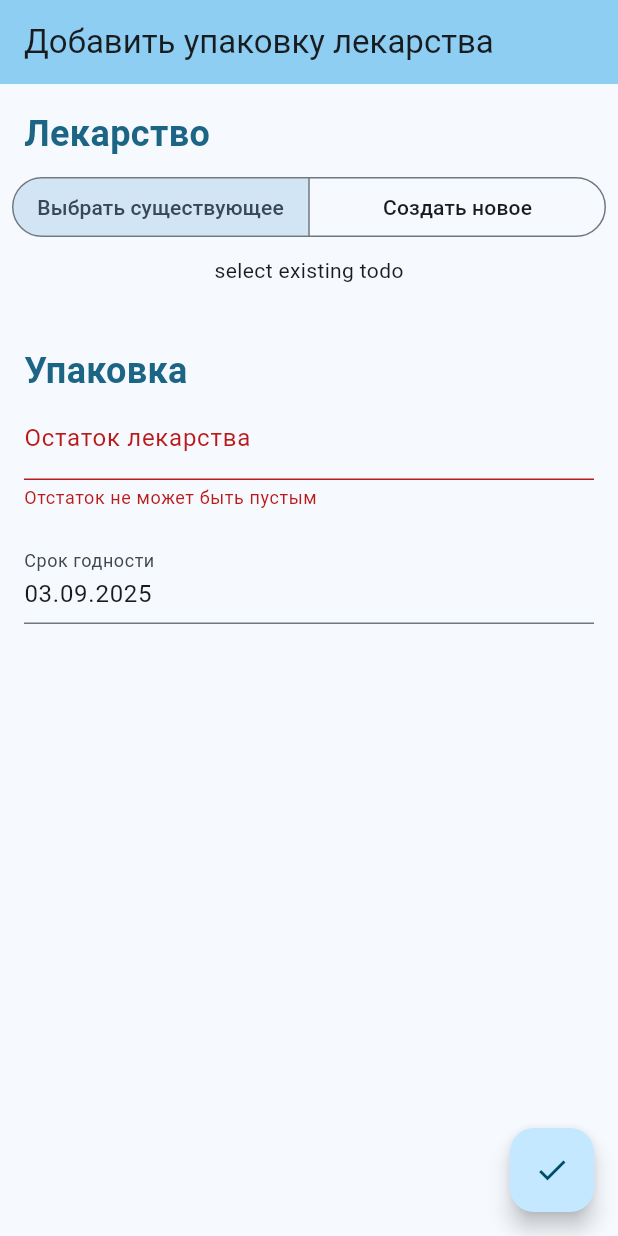
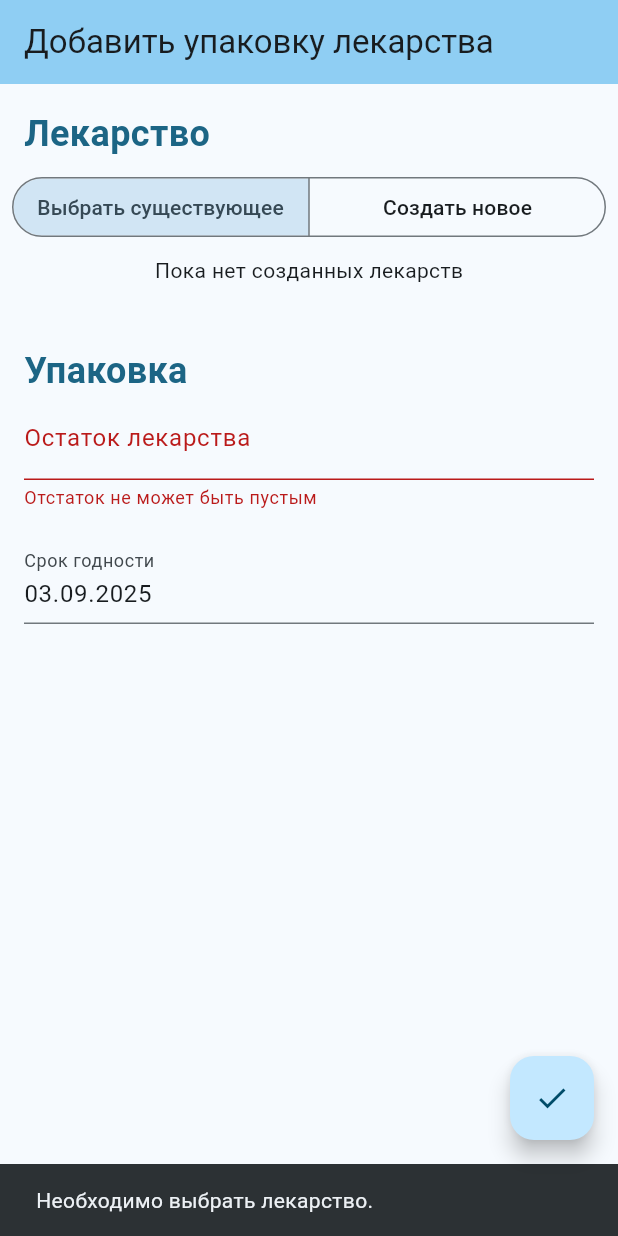
Before and after one commit to k4k7us23/MobileMedicineChest, a Flutter app: the screen it shows after launch, after a tap on the "check" icon, on a phone screen of 412 x 824 dp. Run offline on Flutter 3.47's test engine with Material 3 defaults, Android fonts, the phone set to English and light mode, and no system bars; our stand-ins replace sqflite; accounts and stored records are empty.

Commit message:
Implemented selecting from existing medicines

```diff
--- a/lib/ui/add_medicine_pack/add_medicine_pack_full.dart
+++ b/lib/ui/add_medicine_pack/add_medicine_pack_full.dart
@@ -49,7 +49,7 @@ class _AddMedicinePackFullPageState extends State<AddMedicinePackFullPage> {
               child: Text("Лекарство", style: _getSectionStyle(context)),
             ),
           ),
-          MedicineSelectOrCreateWidget(key: _medicineSelectOrCreateKey),
+          MedicineSelectOrCreateWidget(medicineStorage, key: _medicineSelectOrCreateKey),
           Padding(
             padding: EdgeInsets.only(left: 16.0, right: 16.0, top: 40.0),
             child: Align(
@@ -61,7 +61,7 @@ class _AddMedicinePackFullPageState extends State<AddMedicinePackFullPage> {
         ],
       ),
       floatingActionButton: FloatingActionButton(
-        onPressed: () => {onSave()},
+        onPressed: () => {onSave(context)},
         child: const Icon(Icons.check),
       ),
     );
@@ -74,10 +74,10 @@ class _AddMedicinePackFullPageState extends State<AddMedicinePackFullPage> {
         color: Theme.of(context).colorScheme.primary);
   }
 
-  void onSave() async {
+  void onSave(BuildContext context) async {
     MedicinePack? medicinePack = _packCreateKey.currentState?.collectOnSave();
     Medicine? medicine =
-        _medicineSelectOrCreateKey.currentState?.collectOnSave();
+        _medicineSelectOrCreateKey.currentState?.collectOnSave(context);
 
     if (medicine != null && medicinePack != null) {
 
@@ -87,6 +87,8 @@ class _AddMedicinePackFullPageState extends State<AddMedicinePackFullPage> {
       medicinePack.medicine = medicine;
 
       await medicinePackStorage.saveMedicinePack(medicinePack);
+
+
     }
   }
 }
--- a/lib/ui/add_medicine_pack/medicine_select_or_create.dart
+++ b/lib/ui/add_medicine_pack/medicine_select_or_create.dart
@@ -1,20 +1,27 @@
 import 'package:flutter/material.dart';
 import 'package:intl/intl.dart';
 import 'package:medicine_chest/entities/medicine.dart';
+import 'package:medicine_chest/ui/dependencies/medicine_storage.dart';
 import 'package:medicine_chest/ui/shared/medicine_release_form_selector.dart';
 
 enum _Type { _select, _create }
 
 class MedicineSelectOrCreateWidget extends StatefulWidget {
-  const MedicineSelectOrCreateWidget({super.key});
+  MedicineStorage _medicineStorage;
+
+  MedicineSelectOrCreateWidget(this._medicineStorage, {super.key});
 
   @override
   State<StatefulWidget> createState() {
-    return MedicineSelectOrCreateState();
+    return MedicineSelectOrCreateState(_medicineStorage);
   }
 }
 
 class MedicineSelectOrCreateState extends State<MedicineSelectOrCreateWidget> {
+  MedicineStorage _medicineStorage;
+
+  MedicineSelectOrCreateState(this._medicineStorage);
+
   _Type _currentType = _Type._select;
 
   final _createKey = GlobalKey<MedicineCreateWidgetState>();
@@ -57,42 +64,106 @@ class MedicineSelectOrCreateState extends State<MedicineSelectOrCreateWidget> {
   }
 
   Widget _selectExisting() {
-    return MedicineSelectWidget(key: _selectKey);
+    return MedicineSelectWidget(_medicineStorage, key: _selectKey);
   }
 
   Widget _createNew() {
     return MedicineCreateWidget(key: _createKey);
   }
 
-  Medicine? collectOnSave() {
+  Medicine? collectOnSave(BuildContext context) {
     if (_currentType == _Type._create) {
-        return _createKey.currentState?.collectOnSave();
+      return _createKey.currentState?.collectOnSave();
     } else {
-      return _selectKey.currentState?.collectOnSave();
+      return _selectKey.currentState?.collectOnSave(context);
     }
   }
 }
 
 class MedicineSelectWidget extends StatefulWidget {
+  MedicineStorage _medicineStorage;
 
-  const MedicineSelectWidget({super.key});
+  MedicineSelectWidget(this._medicineStorage, {super.key});
 
   @override
   State<StatefulWidget> createState() {
-    return MedicineSelectWidgetState();
+    return MedicineSelectWidgetState(_medicineStorage);
   }
 }
 
 class MedicineSelectWidgetState extends State<MedicineSelectWidget> {
+  MedicineStorage _medicineStorage;
+
+  MedicineSelectWidgetState(this._medicineStorage);
+
+  List<Medicine>? _medicines = null;
+  Medicine? _selectedMedicine = null;
+
+  @override
+  void initState() {
+    super.initState();
+    _loadMedicines();
+  }
+
+  void _loadMedicines() async {
+    var loadedMedicines = await _medicineStorage.getMedicines();
+    setState(() {
+      _medicines = loadedMedicines;
+      if (loadedMedicines.isNotEmpty) {
+        _selectedMedicine = loadedMedicines.first;
+      }
+    });
+  }
+
   @override
   Widget build(BuildContext context) {
-     return Text("select existing todo");
+    if (_medicines == null) {
+      return Text("Идет загрузка");
+    } else if (_medicines!.isEmpty) {
+      return Text("Пока нет созданных лекарств");
+    } else {
+      return Padding(
+        padding: EdgeInsets.only(top: 12.0),
+        child: _medicineSelector(),
+      );
+    }
   }
 
+  Widget _medicineSelector() {
+    return DropdownMenu<Medicine>(
+      initialSelection: _selectedMedicine,
+      label: const Text('Выберите лекарство'),
+      onSelected: (value) {
+        setState(() {
+          _selectedMedicine = value;
+        });
+      },
+      dropdownMenuEntries: _medicines!.map(_mapToMenuEntry).toList(),
+      expandedInsets: EdgeInsets.zero,
+    );
+  }
 
-  Medicine? collectOnSave() {
-    // TODO
-    return null;
+  DropdownMenuEntry<Medicine> _mapToMenuEntry(Medicine medicine) {
+    String dosagePart = "";
+    if (medicine.dosage != null) {
+      dosagePart = "Дозировка ${medicine.dosage!.toStringAsFixed(2)}";
+    }
+
+    String label = "${medicine.name} ${medicine.releaseForm.name} $dosagePart";
+
+    return DropdownMenuEntry(value: medicine, label: label);
+  }
+
+  Medicine? collectOnSave(BuildContext context) {
+    if (_selectedMedicine == null) {
+      final snackBar = SnackBar(
+        content: Text('Необходимо выбрать лекарство.'),
+        duration: Duration(seconds: 2),
+      );
+      ScaffoldMessenger.of(context).showSnackBar(snackBar);
+      return null;
+    }
+    return _selectedMedicine;
   }
 }
 
@@ -145,7 +216,8 @@ class MedicineCreateWidgetState extends State<MedicineCreateWidget> {
                 controller: _dosageContoller,
                 validator: (value) {
                   var valueWithoutSpaces = value?.replaceAll(" ", "");
-                  if (valueWithoutSpaces == null || valueWithoutSpaces.isEmpty) {
+                  if (valueWithoutSpaces == null ||
+                      valueWithoutSpaces.isEmpty) {
                     return null;
                   }
                   var leftAmount = NumberFormat().tryParse(valueWithoutSpaces);
@@ -153,7 +225,7 @@ class MedicineCreateWidgetState extends State<MedicineCreateWidget> {
                     return "Дозировка лекарства должена быть числом";
                   }
                   return null;
-                } ,
+                },
                 keyboardType: TextInputType.number,
                 decoration: const InputDecoration(
                     border: UnderlineInputBorder(),
@@ -164,8 +236,9 @@ class MedicineCreateWidgetState extends State<MedicineCreateWidget> {
 
   Medicine? collectOnSave() {
     if (_formKey.currentState?.validate() == true) {
-        String name = _nameController.text;
-        return Medicine(id: Medicine.NO_ID, name: name, releaseForm: _releaseForm);
+      String name = _nameController.text;
+      return Medicine(
+          id: Medicine.NO_ID, name: name, releaseForm: _releaseForm);
     }
     return null;
   }
--- a/lib/ui/dependencies/medicine_storage.dart
+++ b/lib/ui/dependencies/medicine_storage.dart
@@ -3,4 +3,6 @@ import 'package:medicine_chest/entities/medicine.dart';
 abstract class MedicineStorage {
 
   Future<int> saveMedicine(Medicine medicine);
+
+  Future<List<Medicine>> getMedicines();
 }
```
Also changed, not shown: lib/data/medicine/medicine_storage_impl.dart (+28 -0 lines).
